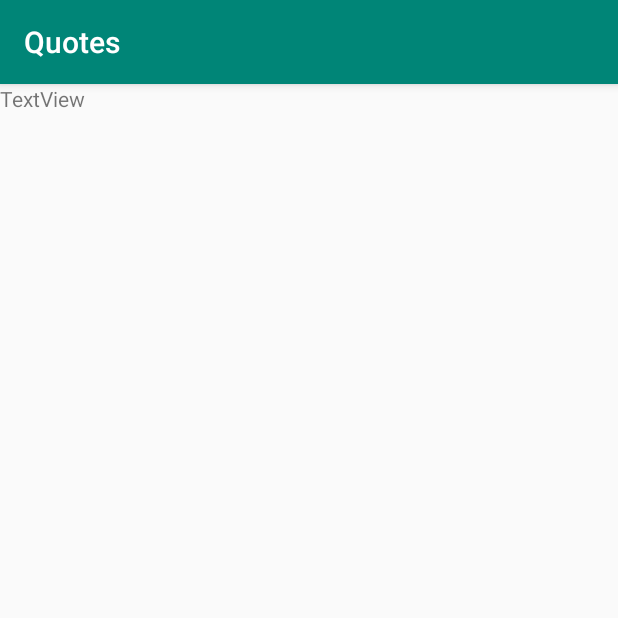
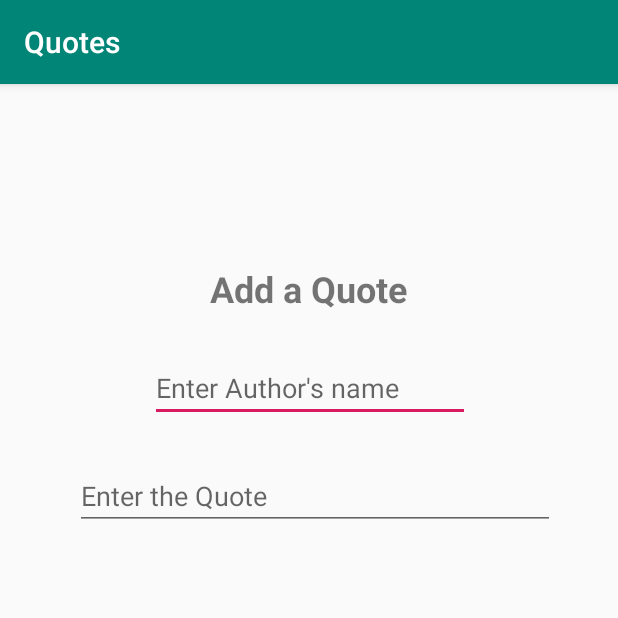
Before and after one commit to Apiyo4/Quotes, an Android app: the AddActivity screen opened directly, with no data from a screen before it, on a phone screen of 412 x 824 dp, the top half of it. Run offline under Robolectric (Android 15) with nearby library versions, the phone set to English and light mode, and no system bars.

Commit message:
Add and style widgets in activity_add.xml

```diff
--- a/app/src/main/res/layout/activity_add.xml
+++ b/app/src/main/res/layout/activity_add.xml
@@ -6,11 +6,45 @@
     android:layout_height="match_parent"
     tools:context=".AddActivity">
 
+
     <TextView
         android:id="@+id/textView"
         android:layout_width="wrap_content"
-        android:layout_height="16dp"
-        android:text="TextView"
-        tools:layout_editor_absoluteX="141dp"
-        tools:layout_editor_absoluteY="77dp" />
+        android:layout_height="wrap_content"
+        android:layout_alignParentStart="true"
+        android:layout_alignParentLeft="true"
+        android:layout_alignParentTop="true"
+        android:layout_marginLeft="140dp"
+        android:layout_marginTop="120dp"
+        android:text="Add a Quote"
+        android:textSize="24sp"
+        android:textStyle="bold" />
+
+    <EditText
+        android:id="@+id/editText2"
+        android:layout_width="wrap_content"
+        android:layout_height="wrap_content"
+        android:layout_alignParentStart="true"
+        android:layout_alignParentLeft="true"
+        android:layout_alignParentTop="true"
+        android:layout_marginLeft="100dp"
+        android:layout_marginTop="180dp"
+        android:ems="10"
+        android:text=""
+        android:hint="Enter Author's name"
+        android:textSize="18sp" />
+
+    <EditText
+        android:id="@+id/editText3"
+        android:layout_width="wrap_content"
+        android:layout_height="wrap_content"
+        android:layout_alignParentStart="true"
+        android:layout_alignParentLeft="true"
+        android:layout_alignParentTop="true"
+        android:layout_marginLeft="50dp"
+        android:layout_marginTop="252dp"
+        android:ems="15"
+        android:hint="Enter the Quote"
+        android:inputType="textPersonName"
+        android:text="" />
 </RelativeLayout>
```
Also changed, not shown: app/src/main/res/layout/activity_read.xml (+26 -0 lines).
